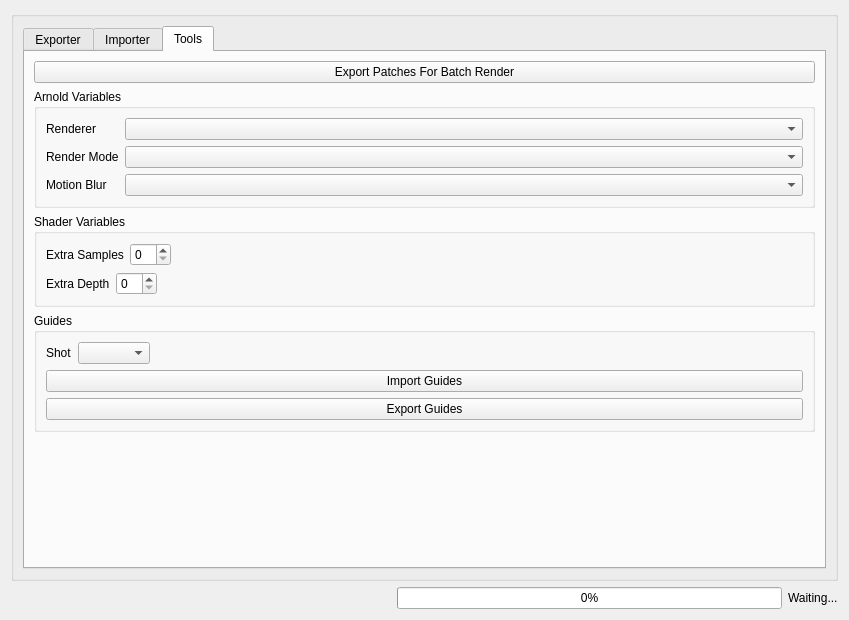
Solstice-Short-Film/solstice-prop-rigger, file solstice/tools/proprigger/resources/uis/proprigger.ui: the form before one commit.
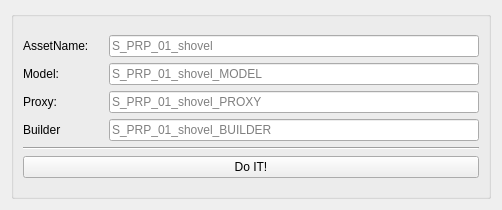
The form after the commit. The open tabs and pages were chosen to show the change.

Patch:
```diff
--- a/solstice/tools/proprigger/resources/uis/proprigger.ui
+++ b/solstice/tools/proprigger/resources/uis/proprigger.ui
@@ -6,8 +6,8 @@
    <rect>
     <x>0</x>
     <y>0</y>
-    <width>849</width>
-    <height>620</height>
+    <width>502</width>
+    <height>210</height>
    </rect>
   </property>
   <property name="windowTitle">
@@ -25,425 +25,124 @@
      <property name="checkable">
       <bool>false</bool>
      </property>
-     <layout class="QVBoxLayout" name="verticalLayout">
+     <layout class="QVBoxLayout" name="verticalLayout_2">
       <item>
-       <widget class="QTabWidget" name="grom_tabw">
-        <property name="currentIndex">
-         <number>1</number>
-        </property>
-        <widget class="QWidget" name="exporter_tab">
-         <attribute name="title">
-          <string>Exporter</string>
-         </attribute>
-         <layout class="QVBoxLayout" name="verticalLayout_6">
+       <layout class="QVBoxLayout" name="verticalLayout">
+        <item>
+         <layout class="QHBoxLayout" name="horizontalLayout">
           <item>
-           <widget class="QGroupBox" name="collection_gbx">
-            <property name="title">
-             <string>XGen Collection</string>
+           <widget class="QLabel" name="label">
+            <property name="minimumSize">
+             <size>
+              <width>80</width>
+              <height>0</height>
+             </size>
             </property>
-            <layout class="QVBoxLayout" name="verticalLayout_5">
-             <item>
-              <widget class="QComboBox" name="collection_cbx"/>
-             </item>
-            </layout>
-           </widget>
-          </item>
-          <item>
-           <widget class="QGroupBox" name="path_gbx">
-            <property name="title">
-             <string>Path to save</string>
+            <property name="text">
+             <string>AssetName:</string>
             </property>
-            <layout class="QHBoxLayout" name="horizontalLayout_5">
-             <item>
-              <layout class="QVBoxLayout" name="verticalLayout_10">
-               <item>
-                <widget class="QLabel" name="label">
-                 <property name="text">
-                  <string>If the character is set, path will be ignored</string>
-                 </property>
-                </widget>
-               </item>
-               <item>
-                <layout class="QHBoxLayout" name="horizontalLayout_8">
-                 <item>
-                  <widget class="QLineEdit" name="path_txf"/>
-                 </item>
-                 <item>
-                  <widget class="QPushButton" name="path_browse_btn">
-                   <property name="text">
-                    <string>Browse</string>
-                   </property>
-                  </widget>
-                 </item>
-                 <item>
-                  <widget class="Line" name="line">
-                   <property name="orientation">
-                    <enum>Qt::Vertical</enum>
-                   </property>
-                  </widget>
-                 </item>
-                 <item>
-                  <widget class="QLabel" name="import_character_lbl">
-                   <property name="text">
-                    <string>Character</string>
-                   </property>
-                  </widget>
-                 </item>
-                 <item>
-                  <widget class="QComboBox" name="export_character_cbx"/>
-                 </item>
-                </layout>
-               </item>
-              </layout>
-             </item>
-            </layout>
            </widget>
           </item>
           <item>
-           <widget class="QGroupBox" name="comment_btx">
-            <property name="title">
-             <string>Comment</string>
+           <widget class="QLineEdit" name="asset_lne">
+            <property name="placeholderText">
+             <string>S_PRP_01_shovel</string>
             </property>
-            <layout class="QVBoxLayout" name="verticalLayout_9">
-             <item>
-              <widget class="QLabel" name="label_2">
-               <property name="text">
-                <string>If the comment not set, files won't be uploaded into artella</string>
-               </property>
-              </widget>
-             </item>
-             <item>
-              <widget class="QPlainTextEdit" name="comment_pte"/>
-             </item>
-            </layout>
            </widget>
           </item>
+         </layout>
+        </item>
+        <item>
+         <layout class="QHBoxLayout" name="horizontalLayout_2">
           <item>
-           <widget class="QPushButton" name="export_go_btn">
-            <property name="text">
-             <string>Go!</string>
-            </property>
-           </widget>
-          </item>
-          <item>
-           <spacer name="verticalSpacer_3">
-            <property name="orientation">
-             <enum>Qt::Vertical</enum>
-            </property>
-            <property name="sizeHint" stdset="0">
+           <widget class="QLabel" name="label_2">
+            <property name="minimumSize">
              <size>
-              <width>20</width>
-              <height>40</height>
+              <width>80</width>
+              <height>0</height>
              </size>
             </property>
-           </spacer>
-          </item>
-         </layout>
-        </widget>
-        <widget class="QWidget" name="importer_tab">
-         <attribute name="title">
-          <string>Importer</string>
-         </attribute>
-         <layout class="QVBoxLayout" name="verticalLayout_7">
-          <item>
-           <widget class="QGroupBox" name="groom_package_gbx">
-            <property name="title">
-             <string>Groom Package File</string>
+            <property name="text">
+             <string>Model:</string>
             </property>
-            <layout class="QHBoxLayout" name="horizontalLayout_3">
-             <item>
-              <widget class="QLineEdit" name="groom_package_txf"/>
-             </item>
-             <item>
-              <widget class="QPushButton" name="groom_file_browser_btn">
-               <property name="text">
-                <string>Browse</string>
-               </property>
-              </widget>
-             </item>
-             <item>
-              <widget class="Line" name="line_2">
-               <property name="orientation">
-                <enum>Qt::Vertical</enum>
-               </property>
-              </widget>
-             </item>
-             <item>
-              <widget class="QLabel" name="label_3">
-               <property name="text">
-                <string>Character</string>
-               </property>
-              </widget>
-             </item>
-             <item>
-              <widget class="QComboBox" name="import_character_cbx">
-               <property name="sizePolicy">
-                <sizepolicy hsizetype="Expanding" vsizetype="Fixed">
-                 <horstretch>0</horstretch>
-                 <verstretch>0</verstretch>
-                </sizepolicy>
-               </property>
-              </widget>
-             </item>
-            </layout>
            </widget>
           </item>
           <item>
-           <widget class="QGroupBox" name="geometry_scalpt_grp_bgx">
-            <property name="title">
-             <string>Geometry Scaplt Group</string>
+           <widget class="QLineEdit" name="model_lne">
+            <property name="placeholderText">
+             <string>S_PRP_01_shovel_MODEL</string>
             </property>
-            <layout class="QHBoxLayout" name="horizontalLayout_4">
-             <item>
-              <widget class="QLineEdit" name="geometry_scalpt_grp_txf"/>
-             </item>
-             <item>
-              <widget class="QPushButton" name="geometry_scalpt_grp_btn">
-               <property name="text">
-                <string>&lt;--</string>
-               </property>
-              </widget>
-             </item>
-            </layout>
            </widget>
           </item>
+         </layout>
+        </item>
+        <item>
+         <layout class="QHBoxLayout" name="horizontalLayout_3">
           <item>
-           <widget class="QPushButton" name="importer_go_btn">
-            <property name="text">
-             <string>Go!</string>
-            </property>
-           </widget>
-          </item>
-          <item>
-           <spacer name="verticalSpacer_2">
-            <property name="orientation">
-             <enum>Qt::Vertical</enum>
-            </property>
-            <property name="sizeHint" stdset="0">
+           <widget class="QLabel" name="label_3">
+            <property name="minimumSize">
              <size>
-              <width>20</width>
-              <height>40</height>
+              <width>80</width>
+              <height>0</height>
              </size>
             </property>
-           </spacer>
-          </item>
-         </layout>
-        </widget>
-        <widget class="QWidget" name="tools_tab">
-         <attribute name="title">
-          <string>Tools</string>
-         </attribute>
-         <layout class="QVBoxLayout" name="verticalLayout_8">
-          <item>
-           <widget class="QPushButton" name="export_patches_btn">
             <property name="text">
-             <string>Export Patches For Batch Render</string>
+             <string>Proxy:</string>
             </property>
            </widget>
           </item>
           <item>
-           <widget class="QGroupBox" name="arnold_variables_gbx">
-            <property name="title">
-             <string>Arnold Variables</string>
+           <widget class="QLineEdit" name="proxy_lne">
+            <property name="placeholderText">
+             <string>S_PRP_01_shovel_PROXY</string>
             </property>
-            <layout class="QFormLayout" name="formLayout">
-             <item row="0" column="0">
-              <widget class="QLabel" name="renderer_lbl">
-               <property name="text">
-                <string>Renderer</string>
-               </property>
-              </widget>
-             </item>
-             <item row="0" column="1">
-              <widget class="QComboBox" name="renderer_cbx"/>
-             </item>
-             <item row="3" column="0">
-              <widget class="QLabel" name="render_mode_lbl">
-               <property name="text">
-                <string>Render Mode</string>
-               </property>
-              </widget>
-             </item>
-             <item row="3" column="1">
-              <widget class="QComboBox" name="renderer_mode_cbx"/>
-             </item>
-             <item row="6" column="0">
-              <widget class="QLabel" name="motion_blur_lbl">
-               <property name="text">
-                <string>Motion Blur</string>
-               </property>
-              </widget>
-             </item>
-             <item row="6" column="1">
-              <widget class="QComboBox" name="motion_blur_cbx"/>
-             </item>
-            </layout>
            </widget>
           </item>
+         </layout>
+        </item>
+        <item>
+         <layout class="QHBoxLayout" name="horizontalLayout_4">
           <item>
-           <widget class="QGroupBox" name="shader_variables_gbx">
-            <property name="title">
-             <string>Shader Variables</string>
+           <widget class="QLabel" name="label_4">
+            <property name="minimumSize">
+             <size>
+              <width>80</width>
+              <height>0</height>
+             </size>
             </property>
-            <layout class="QVBoxLayout" name="verticalLayout_4">
-             <item>
-              <layout class="QHBoxLayout" name="horizontalLayout_2">
-               <item>
-                <widget class="QLabel" name="label_5">
-                 <property name="text">
-                  <string>Extra Samples</string>
-                 </property>
-                </widget>
-               </item>
-               <item>
-                <widget class="QSpinBox" name="extra_samples_sbx"/>
-               </item>
-               <item>
-                <spacer name="horizontalSpacer">
-                 <property name="orientation">
-                  <enum>Qt::Horizontal</enum>
-                 </property>
-                 <property name="sizeHint" stdset="0">
-                  <size>
-                   <width>40</width>
-                   <height>20</height>
-                  </size>
-                 </property>
-                </spacer>
-               </item>
-              </layout>
-             </item>
-             <item>
-              <layout class="QHBoxLayout" name="horizontalLayout">
-               <item>
-                <widget class="QLabel" name="label_4">
-                 <property name="text">
-                  <string>Extra Depth</string>
-                 </property>
-                </widget>
-               </item>
-               <item>
-                <widget class="QSpinBox" name="extra_depth_sbx"/>
-               </item>
-               <item>
-                <spacer name="horizontalSpacer_2">
-                 <property name="orientation">
-                  <enum>Qt::Horizontal</enum>
-                 </property>
-                 <property name="sizeHint" stdset="0">
-                  <size>
-                   <width>40</width>
-                   <height>20</height>
-                  </size>
-                 </property>
-                </spacer>
-               </item>
-              </layout>
-             </item>
-            </layout>
+            <property name="text">
+             <string>Builder</string>
+            </property>
            </widget>
           </item>
           <item>
-           <widget class="QGroupBox" name="guides_gbx">
-            <property name="title">
-             <string>Guides</string>
+           <widget class="QLineEdit" name="builder_lne">
+            <property name="placeholderText">
+             <string>S_PRP_01_shovel_BUILDER</string>
             </property>
-            <layout class="QVBoxLayout" name="verticalLayout_2">
-             <item>
-              <layout class="QHBoxLayout" name="horizontalLayout_6">
-               <item>
-                <widget class="QLabel" name="shot_lbl">
-                 <property name="text">
-                  <string>Shot</string>
-                 </property>
-                </widget>
-               </item>
-               <item>
-                <widget class="QComboBox" name="shot_cbx"/>
-               </item>
-               <item>
-                <spacer name="horizontalSpacer_3">
-                 <property name="orientation">
-                  <enum>Qt::Horizontal</enum>
-                 </property>
-                 <property name="sizeHint" stdset="0">
-                  <size>
-                   <width>40</width>
-                   <height>20</height>
-                  </size>
-                 </property>
-                </spacer>
-               </item>
-              </layout>
-             </item>
-             <item>
-              <widget class="QPushButton" name="import_guides_btn">
-               <property name="text">
-                <string>Import Guides</string>
-               </property>
-              </widget>
-             </item>
-             <item>
-              <widget class="QPushButton" name="export_guides_btn">
-               <property name="text">
-                <string>Export Guides</string>
-               </property>
-              </widget>
-             </item>
-            </layout>
            </widget>
           </item>
-          <item>
-           <spacer name="verticalSpacer">
-            <property name="orientation">
-             <enum>Qt::Vertical</enum>
-            </property>
-            <property name="sizeHint" stdset="0">
-             <size>
-              <width>20</width>
-              <height>40</height>
-             </size>
-            </property>
-           </spacer>
-          </item>
          </layout>
-        </widget>
-       </widget>
+        </item>
+        <item>
+         <widget class="Line" name="line">
+          <property name="orientation">
+           <enum>Qt::Horizontal</enum>
+          </property>
+         </widget>
+        </item>
+        <item>
+         <widget class="QPushButton" name="do_it_btn">
+          <property name="text">
+           <string>Do IT!</string>
+          </property>
+         </widget>
+        </item>
+       </layout>
       </item>
      </layout>
     </widget>
    </item>
-   <item>
-    <layout class="QHBoxLayout" name="horizontalLayout_7">
-     <item>
-      <spacer name="horizontalSpacer_4">
-       <property name="orientation">
-        <enum>Qt::Horizontal</enum>
-       </property>
-       <property name="sizeHint" stdset="0">
-        <size>
-         <width>40</width>
-         <height>20</height>
-        </size>
-       </property>
-      </spacer>
-     </item>
-     <item>
-      <widget class="QProgressBar" name="progress_bar">
-       <property name="value">
-        <number>0</number>
-       </property>
-      </widget>
-     </item>
-     <item>
-      <widget class="QLabel" name="progress_lbl">
-       <property name="text">
-        <string>Waiting...</string>
-       </property>
-      </widget>
-     </item>
-    </layout>
-   </item>
   </layout>
  </widget>
  <resources/>
```
Left out of the diff: 6 changed lines with no effect on the pictures.
